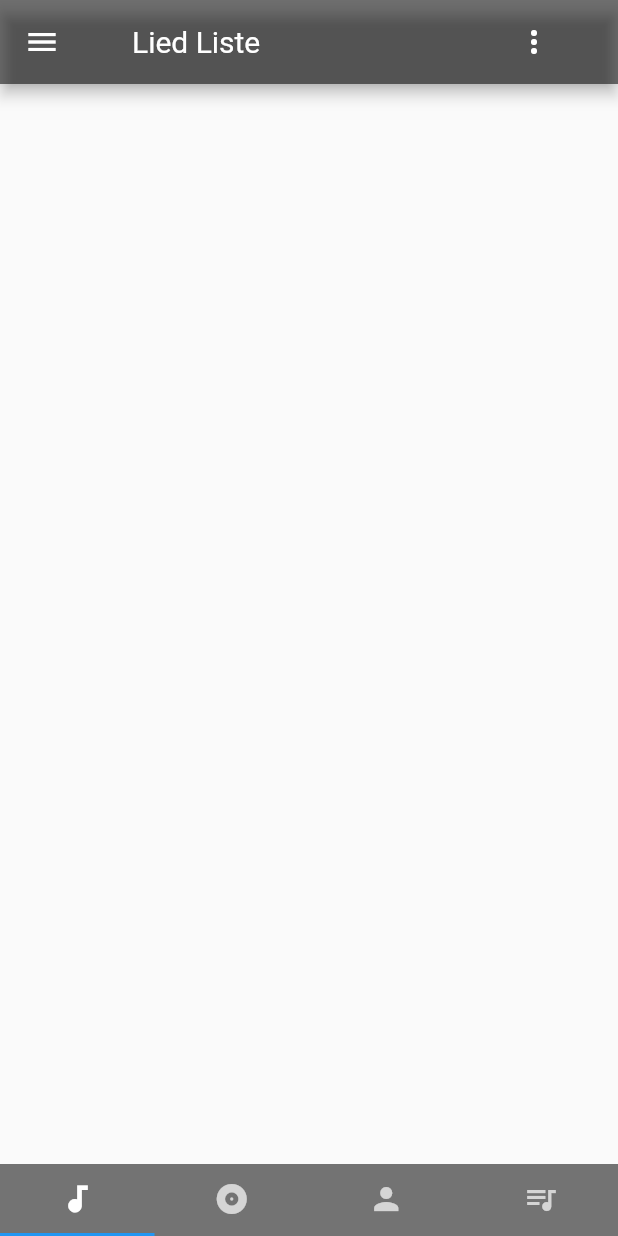
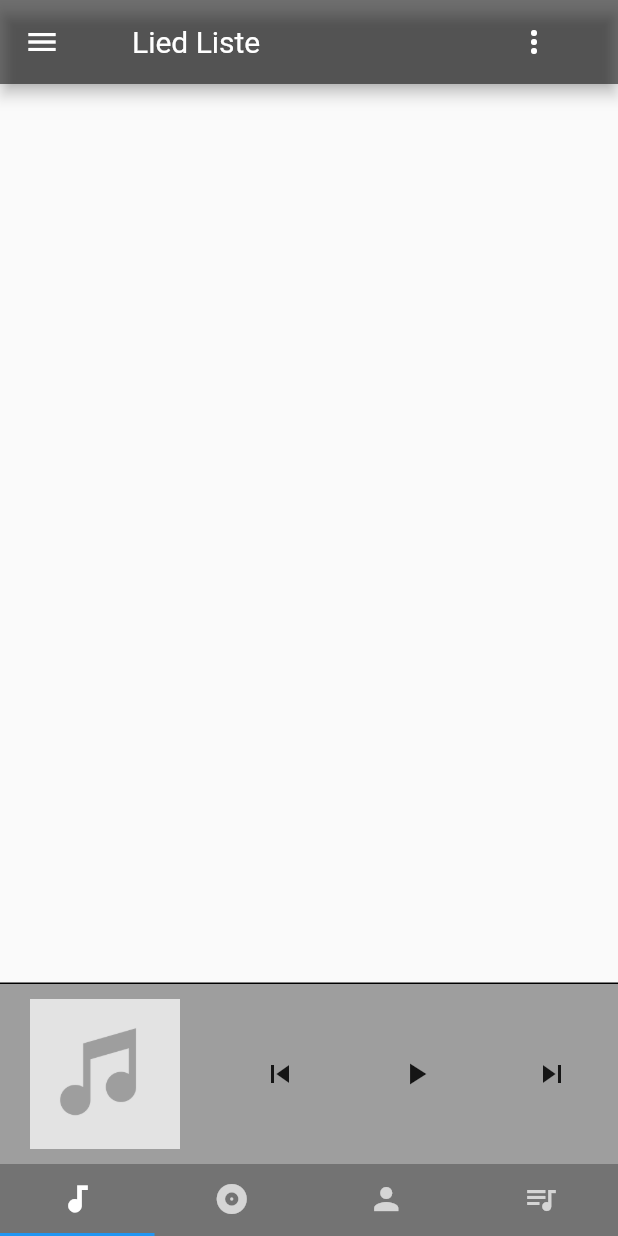
Before and after one commit to labtecs/FlyMusic, a Flutter app: the screen it shows after launch, on a phone screen of 412 x 824 dp. Run offline on Flutter 3.47's test engine with Material 2 defaults, Android fonts, the light colour scheme and no system bars; our stand-ins replace audioplayers, floor, fluttertoast, permission_handler, sqflite; missing offline and left inert: crclib, dart_tags, folder_picker; accounts and stored records are empty; generated files the repository leaves out were written again.

Commit message:
bottom sheet

```diff
--- a/lib/screens/drawerScreens/drawer_screen.dart
+++ b/lib/screens/drawerScreens/drawer_screen.dart
@@ -1,7 +1,7 @@
 import 'package:flutter/material.dart';
 import 'package:flymusic/music/music_queue.dart';
 import 'package:flymusic/screens/drawerScreens/impressum_screen.dart';
-import 'package:flymusic/screens/drawerScreens/player_screen.dart';
+import 'package:flymusic/screens/player/player_screen.dart';
 import 'package:flymusic/screens/drawerScreens/settings_screen.dart';
 
 import '../main_screen.dart';
--- a/lib/screens/main_screen.dart
+++ b/lib/screens/main_screen.dart
@@ -4,10 +4,9 @@ import 'package:flymusic/database/model/art.dart';
 import 'package:flymusic/database/model/song.dart';
 import 'package:flymusic/main.dart';
 import 'package:flymusic/music/music_finder.dart';
-import 'package:flymusic/music/music_queue.dart';
+import 'package:flymusic/screens/player/bottom_Player_Screen.dart';
 import 'package:folder_picker/folder_picker.dart';
 import 'package:permission_handler/permission_handler.dart';
-
 import 'drawerScreens/drawer_screen.dart';
 import 'tabScreens/album/album_screen.dart';
 import 'tabScreens/artist/artist_screen.dart';
@@ -61,6 +60,18 @@ class StartScreen extends StatefulWidget {
             );
           }
         });
+
+
+  }  static FutureBuilder getArt3(Song song, double ImageScale) {
+    return FutureBuilder<Art>(
+        future: database.artDao.findArtById(song?.artId ?? -1),
+        builder: (BuildContext context, AsyncSnapshot<Art> snapshot) {
+          if (snapshot.hasData && snapshot.data != null) {
+            return Image.asset(snapshot.data.path, scale: ImageScale,);
+          } else {
+            return Image.asset("asset/images/placeholder.jpg", scale: ImageScale);
+          }
+        });
   }
 }
 
@@ -69,40 +80,6 @@ class _StartScreenState extends State<StartScreen>
   Directory externalDirectory;
   TabController _tabController;
   int _page = 0;
-
-  final GlobalKey<ScaffoldState> _scaffoldKey = GlobalKey<ScaffoldState>();
-
-  void _showBottomSheetCallback() {
-    _scaffoldKey.currentState.showBottomSheet<void>((BuildContext context) {
-      return Container(
-        decoration: BoxDecoration(
-            border: Border(top: BorderSide(color: Colors.black)),
-            color: Colors.grey
-        ),
-        child: Padding(
-          padding: const EdgeInsets.all(10.0),
-          child: Row(
-            mainAxisAlignment: MainAxisAlignment.spaceBetween,
-            children: <Widget>[
-              CircleAvatar(
-                child: StartScreen.getArt2(MusicQueue.instance.currentSong),
-                backgroundColor: Colors.transparent,
-              ),
-              IconButton(
-                icon: Icon(Icons.skip_previous),
-              ),
-              IconButton(
-                icon: Icon(Icons.play_arrow),
-              ),
-              IconButton(
-                icon: Icon(Icons.skip_next),
-              ),
-            ],
-          )
-          ),
-      );
-    });
-  }
 
   /*
   Tab Liste
@@ -136,10 +113,12 @@ class _StartScreenState extends State<StartScreen>
     super.dispose();
   }
 
+  /**
+   * Scaffold
+   */
   @override
   Widget build(BuildContext context) {
     return Scaffold(
-      key: _scaffoldKey,
       drawer: DrawerScreen(),
       appBar: AppBar(
         title: ListTile(
@@ -152,8 +131,6 @@ class _StartScreenState extends State<StartScreen>
             color: Colors.white,
             ),
             onPressed: () {
-              _showBottomSheetCallback();
-              child: const Text('Show Persistent Bottom Sheet');
             },
           ),
         ),
@@ -170,6 +147,7 @@ class _StartScreenState extends State<StartScreen>
         ],
         controller: _tabController,
       ),
+      bottomSheet: BottomPlayer(),
       bottomNavigationBar: Material(
         color: Colors.black54,
         child: TabBar(
--- /dev/null
+++ b/lib/screens/player/bottom_Player_Screen.dart
@@ -0,0 +1,54 @@
+import 'package:flutter/material.dart';
+import 'package:fluttertoast/fluttertoast.dart';
+import 'package:flymusic/music/music_queue.dart';
+import 'package:flymusic/screens/main_screen.dart';
+
+
+class BottomPlayer extends StatefulWidget {
+  @override
+  _BottomPlayerState createState() => _BottomPlayerState();
+}
+
+class _BottomPlayerState extends State<BottomPlayer> {
+  @override
+  Widget build(BuildContext context) {
+    return Container(
+      decoration: BoxDecoration(
+          border: Border(top: BorderSide(color: Colors.black)),
+          color: Colors.grey
+      ),
+      child: Padding(
+          padding: const EdgeInsets.fromLTRB(20, 10, 20, 10),
+          child: Row(
+            mainAxisAlignment: MainAxisAlignment.spaceBetween,
+            children: <Widget>[
+              InkWell(
+                child: StartScreen.getArt3(MusicQueue.instance.currentSong, 10),
+              ),
+              IconButton(
+                icon: Icon(Icons.skip_previous),
+                onPressed: () {
+                  Fluttertoast.showToast(msg: "klick");
+                },
+              ),
+              IconButton(
+                icon: Icon(Icons.play_arrow),
+                onPressed: () {
+                  Fluttertoast.showToast(msg: "klick");
+                },
+              ),
+              IconButton(
+                icon: Icon(Icons.skip_next),
+                onPressed: () {
+                  Fluttertoast.showToast(msg: "klick");
+                },
+              ),
+            ],
+          )
+      ),
+    );
+
+  }
+
+
+}
--- a/lib/screens/tabScreens/album/album_track_list_screen.dart
+++ b/lib/screens/tabScreens/album/album_track_list_screen.dart
@@ -2,7 +2,7 @@ import 'package:flutter/material.dart';
 import 'package:fluttertoast/fluttertoast.dart';
 import 'package:flymusic/database/model/song.dart';
 import 'package:flymusic/main.dart';
-import 'package:flymusic/screens/drawerScreens/player_screen.dart';
+import 'package:flymusic/screens/player/player_screen.dart';
 import 'package:flymusic/screens/popupScreens/song_popup_screen.dart';
 
 import '../../main_screen.dart';
--- a/lib/screens/tabScreens/artist/artist_track_list_screen.dart
+++ b/lib/screens/tabScreens/artist/artist_track_list_screen.dart
@@ -2,7 +2,7 @@ import 'package:flutter/material.dart';
 import 'package:fluttertoast/fluttertoast.dart';
 import 'package:flymusic/database/model/song.dart';
 import 'package:flymusic/main.dart';
-import 'package:flymusic/screens/drawerScreens/player_screen.dart';
+import 'package:flymusic/screens/player/player_screen.dart';
 import 'package:flymusic/screens/popupScreens/song_popup_screen.dart';
 
 import '../../main_screen.dart';
--- a/lib/screens/tabScreens/queue_screen.dart
+++ b/lib/screens/tabScreens/queue_screen.dart
@@ -3,7 +3,7 @@ import 'package:fluttertoast/fluttertoast.dart';
 import 'package:flymusic/database/model/queue_item.dart';
 import 'package:flymusic/database/model/song.dart';
 import 'package:flymusic/main.dart';
-import 'package:flymusic/screens/drawerScreens/player_screen.dart';
+import 'package:flymusic/screens/player/player_screen.dart';
 
 import '../main_screen.dart';
 
--- a/lib/screens/tabScreens/track_list_screen.dart
+++ b/lib/screens/tabScreens/track_list_screen.dart
@@ -3,7 +3,7 @@ import 'package:fluttertoast/fluttertoast.dart';
 import 'package:flymusic/database/model/song.dart';
 import 'package:flymusic/main.dart';
 import 'package:flymusic/music/music_queue.dart';
-import 'package:flymusic/screens/drawerScreens/player_screen.dart';
+import 'package:flymusic/screens/player/player_screen.dart';
 import 'package:flymusic/screens/main_screen.dart';
 import 'package:flymusic/screens/popupScreens/song_popup_screen.dart';
 
```
Also changed, not shown: lib/screens/player/player_screen.dart (renamed from lib/screens/drawerScreens/player_screen.dart).
